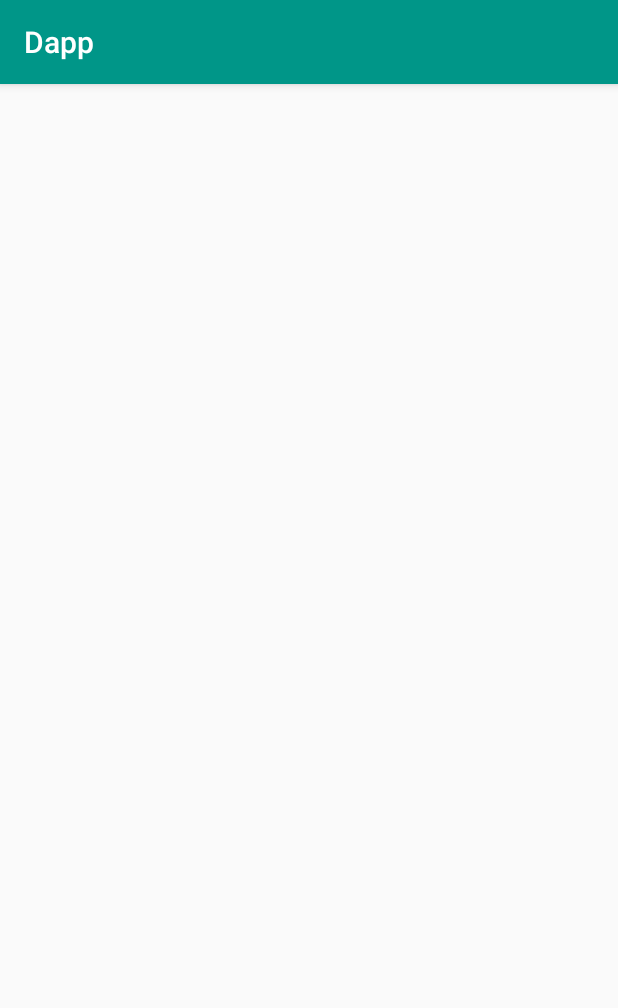
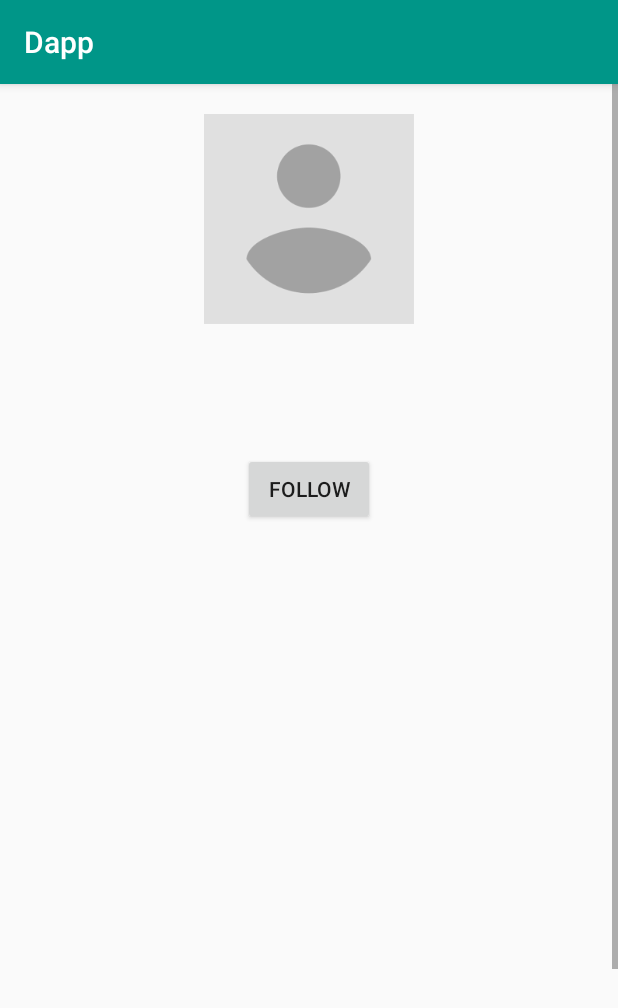
Before and after one commit to dtancs/Dapp-Android, an Android app: the UsersProfileActivity screen opened directly, with no data from a screen before it, on a phone screen of 412 x 824 dp. Shown: the top 1008 px of the screen. Run offline under Robolectric (Android 15) with nearby library versions, the phone set to English and light mode, and no system bars; our stand-ins replace Picasso, Volley; network calls fail; pictures from the network do not load.

Commit message:
Add User Profile loading

```diff
--- a/app/src/main/res/layout/activity_users_profile.xml
+++ b/app/src/main/res/layout/activity_users_profile.xml
@@ -1,20 +1,50 @@
 <?xml version="1.0" encoding="utf-8"?>
-<android.support.constraint.ConstraintLayout xmlns:android="http://schemas.android.com/apk/res/android"
+<ScrollView xmlns:android="http://schemas.android.com/apk/res/android"
     xmlns:app="http://schemas.android.com/apk/res-auto"
     xmlns:tools="http://schemas.android.com/tools"
     android:layout_width="match_parent"
-    android:layout_height="match_parent"
-    tools:context="com.tancs.dapp.UsersProfileActivity">
+    android:layout_height="match_parent">
 
-    <ScrollView
-        android:layout_width="368dp"
-        android:layout_height="495dp"
-        tools:layout_editor_absoluteY="8dp"
-        tools:layout_editor_absoluteX="8dp">
 
-        <LinearLayout
+    <LinearLayout
+        android:id="@+id/linearlayout_users_profile"
+        android:layout_width="match_parent"
+        android:layout_height="wrap_content"
+        android:orientation="horizontal">
+
+
+        <RelativeLayout
             android:layout_width="match_parent"
-            android:layout_height="wrap_content"
-            android:orientation="horizontal" />
-    </ScrollView>
-</android.support.constraint.ConstraintLayout>
+            android:layout_height="1000dp">
+
+            <ImageView
+                android:id="@+id/imageview_users_profile_avatar"
+                android:layout_width="@dimen/imageview_users_profile_avatar_size"
+                android:layout_height="@dimen/imageview_users_profile_avatar_size"
+                android:layout_alignParentTop="true"
+                android:layout_centerHorizontal="true"
+                android:layout_marginTop="@dimen/imageview_users_profile_avatar_margin_top"
+                app:srcCompat="@drawable/placeholder_avatar" />
+
+            <TextView
+                android:id="@+id/textview_users_profile_name"
+                android:layout_width="wrap_content"
+                android:layout_height="wrap_content"
+                android:layout_below="@+id/imageview_users_profile_avatar"
+                android:layout_centerHorizontal="true"
+                android:layout_marginTop="@dimen/textview_users_profile_name_margin_top"
+                android:text=""
+                android:textColor="@android:color/black"
+                android:textSize="@dimen/textview_users_profile_name_textsize" />
+
+            <Button
+                android:id="@+id/button_users_profile_followbutton"
+                android:layout_width="wrap_content"
+                android:layout_height="wrap_content"
+                android:layout_below="@+id/textview_users_profile_name"
+                android:layout_centerHorizontal="true"
+                android:layout_marginTop="@dimen/textview_users_profile_followbutton_margin_top"
+                android:text="Follow" />
+        </RelativeLayout>
+    </LinearLayout>
+</ScrollView>
--- a/app/src/main/res/values/dimens.xml
+++ b/app/src/main/res/values/dimens.xml
@@ -1,7 +1,18 @@
 <?xml version="1.0" encoding="utf-8"?>
 <resources>
+
+    !--activity_users_list-->
     <dimen name="listitem_users_list_height">74dp</dimen>
     <dimen name="listitem_users_list_avatar">70dp</dimen>
     <dimen name="listitem_users_list_avatar_padding">0dp</dimen>
     <dimen name="listitem_users_list_padding_bottom">2dp</dimen>
+
+    <!--activity_users_profile-->
+    <dimen name="imageview_users_profile_avatar_size">140dp</dimen>
+    <dimen name="imageview_users_profile_avatar_margin_top">20dp</dimen>
+
+    <dimen name="textview_users_profile_name_margin_top">25dp</dimen>
+    <dimen name="textview_users_profile_name_textsize">30sp</dimen>
+
+    <dimen name="textview_users_profile_followbutton_margin_top">20dp</dimen>
 </resources>
```
Also changed, not shown: app/src/main/java/com/tancs/dapp/UsersListActivity.java (+0 -7 lines), app/src/main/java/com/tancs/dapp/UsersProfileActivity.java (+27 -6 lines).
